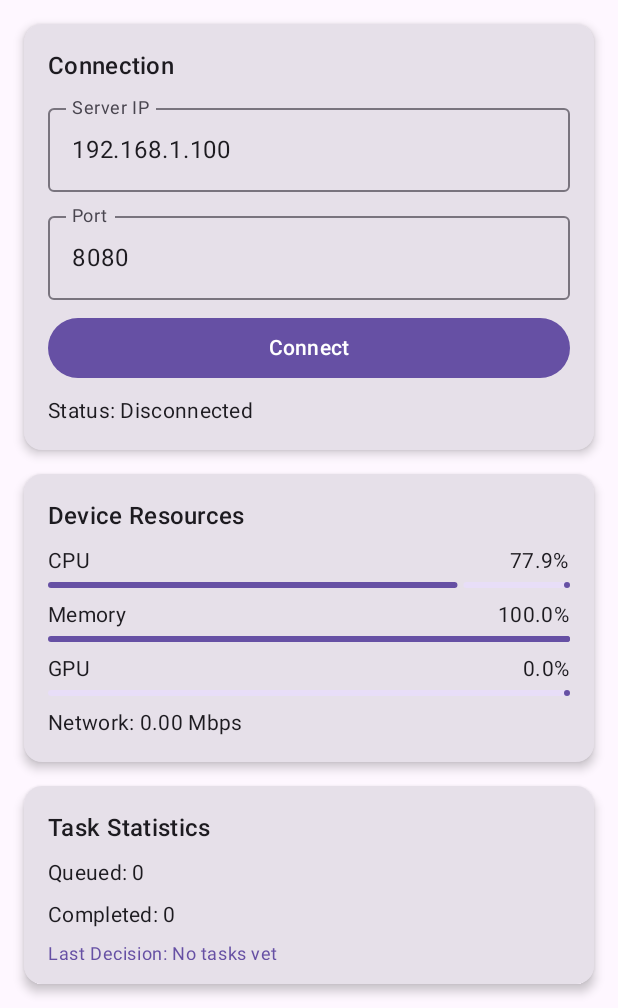
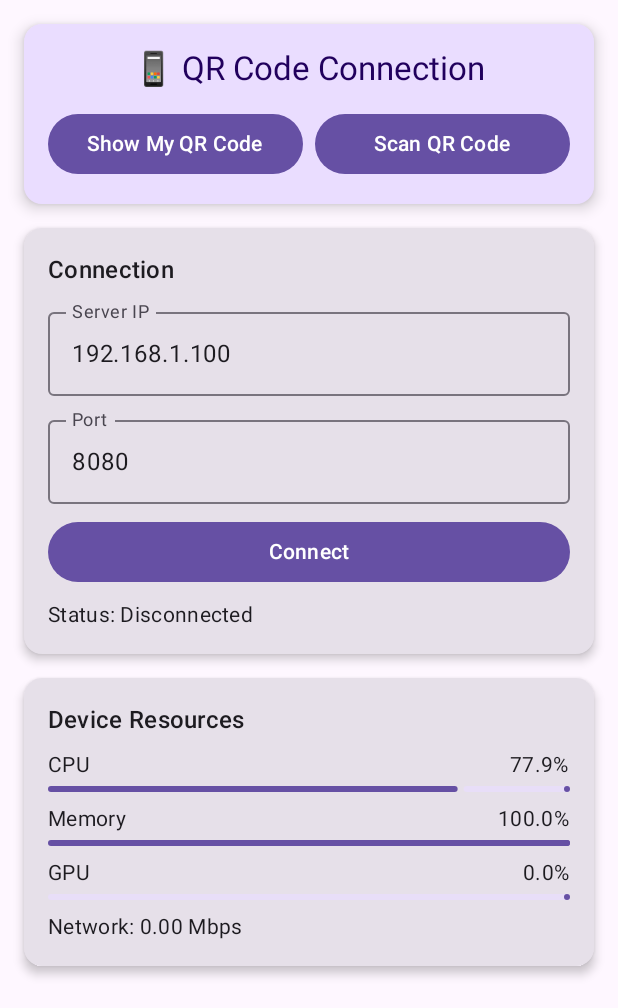
Before and after one commit to qaliblog/jobs, an Android app built with Jetpack Compose: the screen it shows after launch (MainActivity), on a phone screen of 412 x 824 dp, the part 228-1236 px from its top. Run offline under Robolectric (Android 15) with nearby library versions, the phone set to English and light mode, and no system bars.

Commit message:
Fix Android QR code visibility and Windows ssize_t error
- Move QR code section to top of Android UI for better visibility
- Remove duplicate QR code section
- Fix ssize_t type for Windows in network_scanner.cpp

```diff
--- a/android/app/src/main/java/com/jobs/app/MainActivity.kt
+++ b/android/app/src/main/java/com/jobs/app/MainActivity.kt
@@ -55,6 +55,71 @@ fun MainScreen(viewModel: MainViewModel = viewModel()) {
             style = MaterialTheme.typography.headlineLarge,
             color = MaterialTheme.colorScheme.primary
         )
+
+        // QR Code Connection Section - Moved to top for visibility
+        Card(
+            modifier = Modifier.fillMaxWidth(),
+            elevation = CardDefaults.cardElevation(defaultElevation = 6.dp),
+            colors = CardDefaults.cardColors(
+                containerColor = MaterialTheme.colorScheme.primaryContainer
+            )
+        ) {
+            Column(
+                modifier = Modifier.padding(16.dp),
+                verticalArrangement = Arrangement.spacedBy(12.dp),
+                horizontalAlignment = Alignment.CenterHorizontally
+            ) {
+                Text(
+                    text = "📱 QR Code Connection",
+                    style = MaterialTheme.typography.titleLarge,
+                    color = MaterialTheme.colorScheme.onPrimaryContainer
+                )
+
+                Row(
+                    modifier = Modifier.fillMaxWidth(),
+                    horizontalArrangement = Arrangement.spacedBy(8.dp)
+                ) {
+                    Button(
+                        onClick = { viewModel.showQRCode() },
+                        modifier = Modifier.weight(1f)
+                    ) {
+                        Text("Show My QR Code")
+                    }
+                    Button(
+                        onClick = { viewModel.scanQRCode() },
+                        modifier = Modifier.weight(1f)
+                    ) {
+                        Text("Scan QR Code")
+                    }
+                }
+
+                if (uiState.qrCodeVisible) {
+                    // Show QR code
+                    viewModel.getQRCodeBitmap()?.let { bitmap ->
+                        Image(
+                            bitmap = bitmap.asImageBitmap(),
+                            contentDescription = "QR Code",
+                            modifier = Modifier.size(250.dp)
+                        )
+                    }
+                    Text(
+                        text = "Scan this QR code to connect to this device",
+                        style = MaterialTheme.typography.bodyMedium,
+                        modifier = Modifier.padding(top = 8.dp)
+                    )
+                    Text(
+                        text = "Server Address: ${viewModel.getLocalIpAddress()}:${uiState.port}",
+                        style = MaterialTheme.typography.bodySmall,
+                        color = MaterialTheme.colorScheme.onSurfaceVariant
+                    )
+                    Text(
+                        text = "This device will be the server",
+                        style = MaterialTheme.typography.bodySmall,
+                        color = MaterialTheme.colorScheme.primary
+                    )
+                }
+            }
+        }
 
         // Connection Section
         Card(
```
Also changed, not shown: 1 other file.
